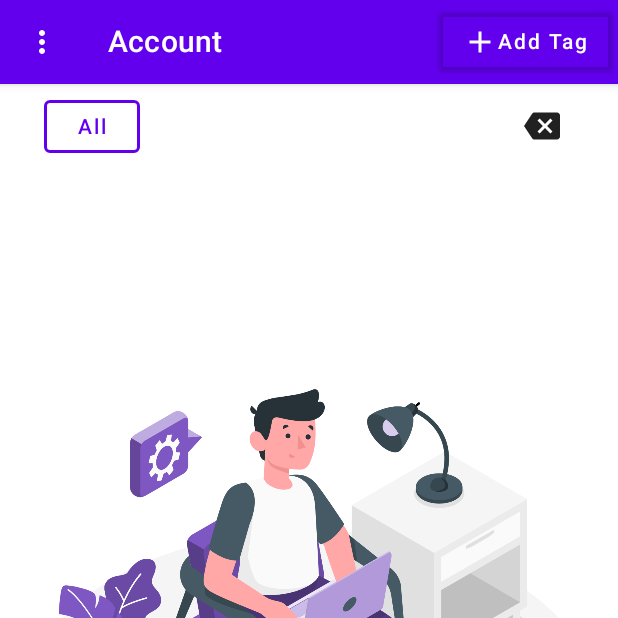
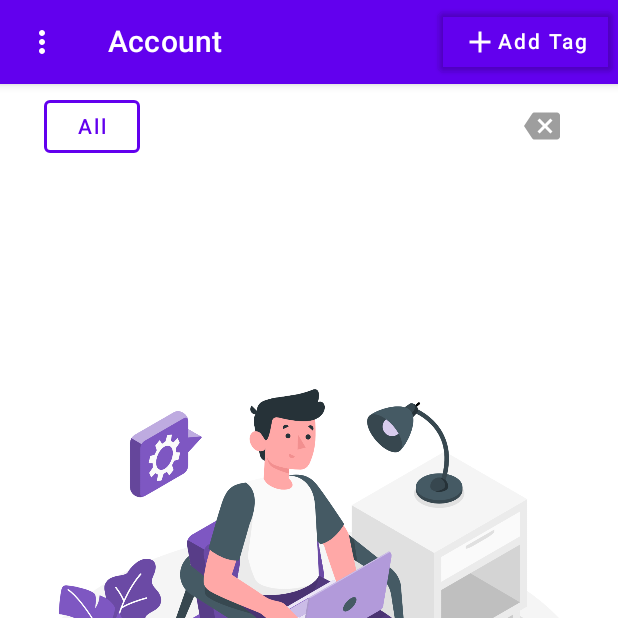
Before and after one commit to hoyipyik/pomotodoro-compose, an Android app built with Jetpack Compose: the board screen opened through its navigation route, on a phone screen of 412 x 824 dp, the top half of it. Run offline under Robolectric (Android 15) with nearby library versions, the phone set to English and light mode, and no system bars.

Commit message:
fix small bugs finish total board finished num

```diff
--- a/app/src/main/java/com/example/pomotodoro_compose/App.kt
+++ b/app/src/main/java/com/example/pomotodoro_compose/App.kt
@@ -95,7 +95,8 @@ fun PageContent(
     Scaffold(
         topBar = { TopBar(stateViewModel = stateViewModel, currentRoute = currentRoute, scope = scope, bottomSheetState = bottomSheetState, tasksViewModel = tasksViewModel, groupTagViewModel = groupTagViewModel) },
         floatingActionButton = {
-            if (currentRoute != "account")
+            if (currentRoute != "account" )
+//                && stateViewModel.subNavRoute != "timeline")
                 FloatingActionButton(onClick = {
 //                    bottomSheetNavController.navigate("addtask") {
 //                        currentRouteBottomSheet?.let { popUpTo(it) { inclusive = true } }
@@ -110,7 +111,8 @@ fun PageContent(
             BottomBar(
                 navController = navController,
                 stateViewModel = stateViewModel,
-                currentRoute = currentRoute
+                currentRoute = currentRoute,
+                tasksViewModel = tasksViewModel,
             )
         }
     ) {
@@ -129,7 +131,8 @@ fun PageContent(
 fun BottomBar(
     navController: NavHostController,
     stateViewModel: StateViewModel,
-    currentRoute: String?
+    currentRoute: String?,
+    tasksViewModel: TasksViewModel
 ) {
     Log.i("/currentRoute", currentRoute.toString())
     var selectedItem by remember { mutableStateOf("account") }
@@ -140,9 +143,13 @@ fun BottomBar(
                 selected = selectedItem == item.type,
                 icon = { Icon(item.icon, contentDescription = null) },
                 onClick = {
+//                    stateViewModel.subNavRoute = "today"
                     selectedItem = item.type
                     navController.navigate(item.type) {
                         currentRoute?.let { popUpTo(it) { inclusive = true } }
+                        if(item.type == "account"){
+                            tasksViewModel.calculateTotalDoneNum()
+                        }
                     }
                     stateViewModel.changeCurrentRouterPath(item.type)
                     stateViewModel.changeTopBarTitle(item.title)
--- a/app/src/main/java/com/example/pomotodoro_compose/components/TaskItem.kt
+++ b/app/src/main/java/com/example/pomotodoro_compose/components/items/TaskItem.kt
@@ -1,4 +1,4 @@
-package com.example.pomotodoro_compose.components
+package com.example.pomotodoro_compose.components.items
 
 import androidx.compose.foundation.background
 import androidx.compose.foundation.border
@@ -29,7 +29,6 @@ fun TaskItem(
     tasksViewModel: TasksViewModel,
     scope: CoroutineScope,
     state: ModalBottomSheetState,
-
     stateViewModel: StateViewModel,
 ) {
     val id: String = item.id
--- a/app/src/main/java/com/example/pomotodoro_compose/components/taskDetails/TaskTodoDetail.kt
+++ b/app/src/main/java/com/example/pomotodoro_compose/components/taskDetails/TaskTodoDetail.kt
@@ -78,7 +78,7 @@ fun TodoTaskDetail(
     val mTimePickerDialog = TimePickerDialog(
         mContext,
         { _, mHour: Int, mMinute: Int ->
-            mTime = "$mHour-$mMinute"
+            mTime = "$mHour:$mMinute"
         }, mHour, mMinute, false
     )
 
--- a/app/src/main/java/com/example/pomotodoro_compose/container/BlankContainer.kt
+++ b/app/src/main/java/com/example/pomotodoro_compose/container/BlankContainer.kt
@@ -20,11 +20,19 @@ fun BlankContainer(type: String) {
         verticalArrangement = Arrangement.Center,
         horizontalAlignment = Alignment.CenterHorizontally
     ) {
-        Image(painter = painterResource(id = R.drawable.sticker), contentDescription = null)
-        if (type == "todo") {
-            Text(text = "Add your todo tasks here")
-        } else {
-            Text(text = "Add tasks to the board")
+        when(type){
+            "todo" -> {
+                Image(painter = painterResource(id = R.drawable.todaytodo), contentDescription = null)
+                Text(text = "Add your todo tasks here")
+            }
+            "board" -> {
+                Image(painter = painterResource(id = R.drawable.sticker), contentDescription = null)
+                Text(text = "Add tasks to the board")
+            }
+            "timeline" -> {
+                Image(painter = painterResource(id = R.drawable.timeline), contentDescription = null)
+                Text(text = "No tasks scheduled")
+            }
         }
     }
 }
--- a/app/src/main/java/com/example/pomotodoro_compose/container/GroupTagListContainer.kt
+++ b/app/src/main/java/com/example/pomotodoro_compose/container/GroupTagListContainer.kt
@@ -42,7 +42,10 @@ fun GroupTagListContainer(
 //                }
                 stateViewModel.changeCurrentRouteBottomSheetPath("editgrouptag")
                 scope.launch { bottomSheetState.show() }
-            }, modifier = Modifier.padding(start = 9.dp)) {
+            },
+                modifier = Modifier.padding(start = 9.dp),
+                enabled = groupTagViewModel.groupTagList.size > 1
+            ) {
                 Icon(Icons.Filled.Backspace, contentDescription = null)
             }
         }
--- a/app/src/main/java/com/example/pomotodoro_compose/container/TasksContainer.kt
+++ b/app/src/main/java/com/example/pomotodoro_compose/container/TasksContainer.kt
@@ -19,7 +19,7 @@ import androidx.compose.ui.draw.clip
 import androidx.compose.ui.draw.scale
 import androidx.compose.ui.graphics.Color
 import androidx.compose.ui.unit.dp
-import com.example.pomotodoro_compose.components.TaskItem
+import com.example.pomotodoro_compose.components.items.TaskItem
 import com.example.pomotodoro_compose.data.entity.TasksData
 import com.example.pomotodoro_compose.ui.theme.Purple200
 import com.example.pomotodoro_compose.ui.theme.Teal200
--- a/app/src/main/java/com/example/pomotodoro_compose/data/entity/AccountData.kt
+++ b/app/src/main/java/com/example/pomotodoro_compose/data/entity/AccountData.kt
@@ -3,5 +3,6 @@ package com.example.pomotodoro_compose.data.entity
 data class AccountData(
     val accountId: String = "",
     val password: String = "",
-    val id: String = ""
+    val id: String = "",
+    val doneNum: Int = 0,
 )
--- a/app/src/main/java/com/example/pomotodoro_compose/data/entity/TasksData.kt
+++ b/app/src/main/java/com/example/pomotodoro_compose/data/entity/TasksData.kt
@@ -30,6 +30,7 @@ data class TasksData(
     var pomoTimes: Int = 0,
     @ColumnInfo(name = "group_tag")
     var groupTag: MutableList<String> = mutableListOf("tag"),
-    var accountId: String = ""
+    var accountId: String = "",
+    var isOverdue: Boolean = false
 //    var subTasks: MutableList<SubTasksData>? = null
 )
--- a/app/src/main/java/com/example/pomotodoro_compose/data/viewModel/GroupTagViewModel.kt
+++ b/app/src/main/java/com/example/pomotodoro_compose/data/viewModel/GroupTagViewModel.kt
@@ -34,6 +34,7 @@ class GroupTagViewModel: ViewModel() {
 
     fun logout(){
         accountId = ""
+        _groupTagList = getGroupTagList().toMutableStateList()
     }
 
     fun clearAllData(){
--- a/app/src/main/java/com/example/pomotodoro_compose/pages/TaskTodo.kt
+++ b/app/src/main/java/com/example/pomotodoro_compose/pages/TaskTodo.kt
@@ -22,7 +22,7 @@ fun Todo(
     val type: String = "todo"
     val navController = rememberNavController()
     Column {
-        TabBar(navController = navController)
+        TabBar(navController = navController, tasksViewModel = tasksViewModel, stateViewModel = stateViewModel)
         SubNavigation(navController = navController, type = type, tasksViewModel = tasksViewModel,  stateViewModel = stateViewModel, scope = scope, state = state)
     }
 }
--- a/app/src/main/java/com/example/pomotodoro_compose/pages/account/AccountInfoPage.kt
+++ b/app/src/main/java/com/example/pomotodoro_compose/pages/account/AccountInfoPage.kt
@@ -74,7 +74,7 @@ fun AccountInfoPage(
                         tint = MaterialTheme.colors.primary
                     )
                     Text(
-                        text = tasksViewModel.doneBoardWorkNum.toString() + " Tasks done",
+                        text = tasksViewModel.tasksDoneTotalNum.toString() + " Tasks done",
                         modifier = Modifier.padding(2.dp)
                     )
                 }
--- a/app/src/main/java/com/example/pomotodoro_compose/pages/account/LoginPage.kt
+++ b/app/src/main/java/com/example/pomotodoro_compose/pages/account/LoginPage.kt
@@ -84,6 +84,7 @@ fun LoginPage(
         }
         Button(
             onClick = {
+                if(stateViewModel.passwdInputText != "" && stateViewModel.accountInputText != "") {
                     tasksViewModel.sendLogInfo(
                         id = stateViewModel.accountInputText,
                         password = stateViewModel.passwdInputText
@@ -94,6 +95,7 @@ fun LoginPage(
                     )
                     stateViewModel.restoreInputText()
                     focusManager.clearFocus()
+                }
             }, modifier = Modifier
                 .fillMaxWidth(0.8f)
                 .height(45.dp)
```
Also changed, not shown: app/src/main/res/drawable/timeline.png (added), app/src/main/res/drawable/todaytodo.png (added). Lines whose indentation alone changed are shown as unchanged.
